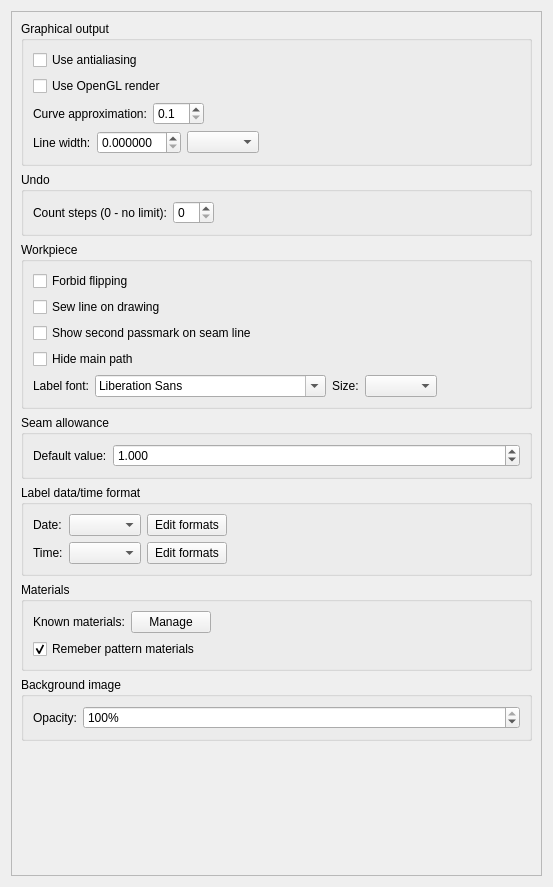
The window that src/app/valentina/dialogs/configpages/preferencespatternpage.ui (dismine/valentina) describes before a commit, drawn with Qt 5.
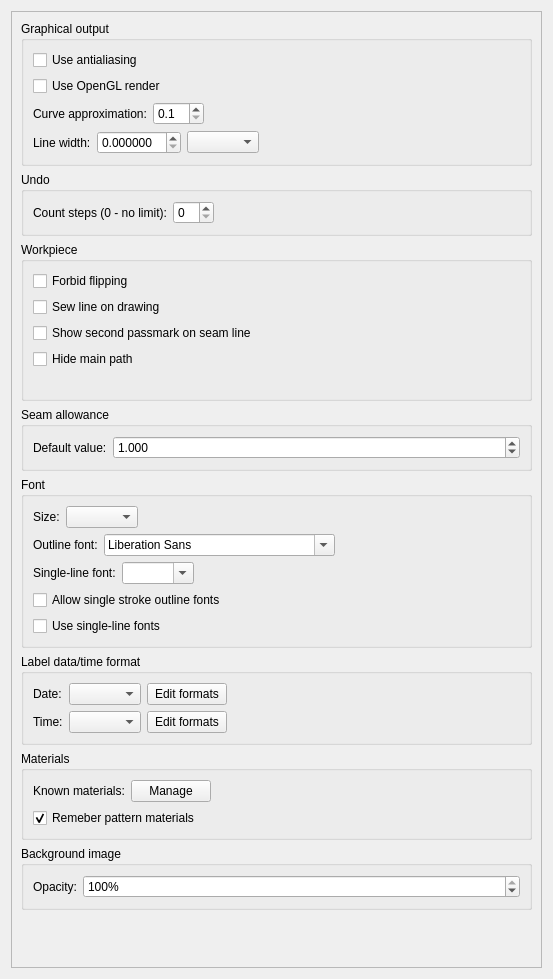
The same window after the commit.

Commit message: Support for single-line fonts.

```diff
--- a/src/app/valentina/dialogs/configpages/preferencespatternpage.ui
+++ b/src/app/valentina/dialogs/configpages/preferencespatternpage.ui
@@ -7,7 +7,7 @@
     <x>0</x>
     <y>0</y>
     <width>553</width>
-    <height>887</height>
+    <height>979</height>
    </rect>
   </property>
   <property name="windowTitle">
@@ -24,8 +24,8 @@
        <rect>
         <x>0</x>
         <y>0</y>
-        <width>533</width>
-        <height>867</height>
+        <width>519</width>
+        <height>1021</height>
        </rect>
       </property>
       <layout class="QVBoxLayout" name="verticalLayout_2">
@@ -228,26 +228,6 @@
           </item>
           <item>
            <layout class="QHBoxLayout" name="horizontalLayout">
-            <item>
-             <widget class="QLabel" name="label_3">
-              <property name="text">
-               <string>Label font:</string>
-              </property>
-             </widget>
-            </item>
-            <item>
-             <widget class="QFontComboBox" name="fontComboBoxLabelFont"/>
-            </item>
-            <item>
-             <widget class="QLabel" name="label_8">
-              <property name="text">
-               <string>Size:</string>
-              </property>
-             </widget>
-            </item>
-            <item>
-             <widget class="QComboBox" name="comboBoxLabelFontSize"/>
-            </item>
             <item>
              <spacer name="horizontalSpacer_4">
               <property name="orientation">
@@ -298,6 +278,117 @@
          </layout>
         </widget>
        </item>
+       <item>
+        <widget class="QGroupBox" name="groupBox_8">
+         <property name="title">
+          <string>Font</string>
+         </property>
+         <layout class="QVBoxLayout" name="verticalLayout_6">
+          <item>
+           <layout class="QHBoxLayout" name="horizontalLayout_8">
+            <item>
+             <widget class="QLabel" name="label_8">
+              <property name="text">
+               <string>Size:</string>
+              </property>
+             </widget>
+            </item>
+            <item>
+             <widget class="QComboBox" name="comboBoxLabelFontSize"/>
+            </item>
+            <item>
+             <spacer name="horizontalSpacer_5">
+              <property name="orientation">
+               <enum>Qt::Horizontal</enum>
+              </property>
+              <property name="sizeHint" stdset="0">
+               <size>
+                <width>40</width>
+                <height>20</height>
+               </size>
+              </property>
+             </spacer>
+            </item>
+           </layout>
+          </item>
+          <item>
+           <layout class="QHBoxLayout" name="horizontalLayout_7">
+            <item>
+             <widget class="QLabel" name="label_3">
+              <property name="text">
+               <string>Outline font:</string>
+              </property>
+             </widget>
+            </item>
+            <item>
+             <widget class="QFontComboBox" name="fontComboBoxLabelFont"/>
+            </item>
+            <item>
+             <spacer name="horizontalSpacer_6">
+              <property name="orientation">
+               <enum>Qt::Horizontal</enum>
+              </property>
+              <property name="sizeHint" stdset="0">
+               <size>
+                <width>40</width>
+                <height>20</height>
+               </size>
+              </property>
+             </spacer>
+            </item>
+           </layout>
+          </item>
+          <item>
+           <layout class="QHBoxLayout" name="horizontalLayout_9">
+            <item>
+             <widget class="QLabel" name="label_9">
+              <property name="text">
+               <string>Single-line font:</string>
+              </property>
+             </widget>
+            </item>
+            <item>
+             <widget class="QComboBox" name="comboBoxSingleLineFont">
+              <property name="editable">
+               <bool>true</bool>
+              </property>
+             </widget>
+            </item>
+            <item>
+             <spacer name="horizontalSpacer_7">
+              <property name="orientation">
+               <enum>Qt::Horizontal</enum>
+              </property>
+              <property name="sizeHint" stdset="0">
+               <size>
+                <width>40</width>
+                <height>20</height>
+               </size>
+              </property>
+             </spacer>
+            </item>
+           </layout>
+          </item>
+          <item>
+           <widget class="QCheckBox" name="checkBoxSingleStrokeOutlineFont">
+            <property name="text">
+             <string>Allow single stroke outline fonts</string>
+            </property>
+           </widget>
+          </item>
+          <item>
+           <widget class="QCheckBox" name="checkBoxSingleLineFonts">
+            <property name="toolTip">
+             <string>When this option is activated, the application will utilize SVG Fonts present in your system to render piece label text, instead of using outline fonts. </string>
+            </property>
+            <property name="text">
+             <string>Use single-line fonts</string>
+            </property>
+           </widget>
+          </item>
+         </layout>
+        </widget>
+       </item>
        <item>
         <widget class="QGroupBox" name="groupBox_4">
          <property name="title">
```
Left out of the diff: 6 changed lines with no effect on the pictures. The commit also changes 136 other files.
